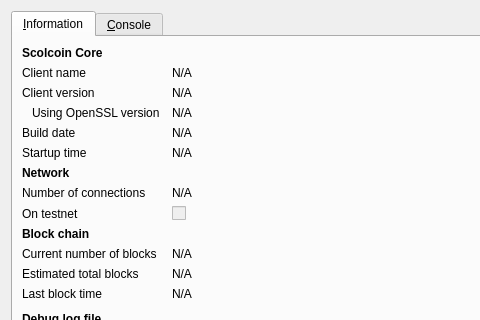
The window that src/qt/forms/rpcconsole.ui (scolcoin/scolcoin_old) describes before a commit, drawn with Qt 5; both pictures show x 0 to 480 and y 0 to 320 of the 740 by 450 pixel window.
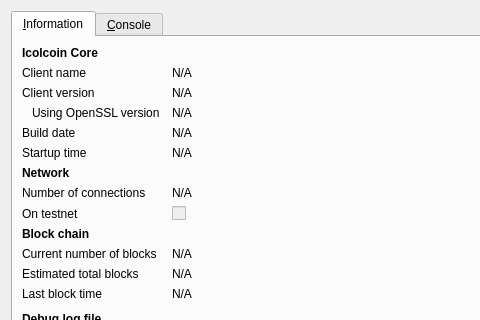
The same window after the commit. Icons and pictures are not drawn.

What changed in the file:
```diff
--- a/src/qt/forms/rpcconsole.ui
+++ b/src/qt/forms/rpcconsole.ui
@@ -36,7 +36,7 @@
           </font>
          </property>
          <property name="text">
-          <string>Scolcoin Core</string>
+          <string>Icolcoin Core</string>
          </property>
         </widget>
        </item>
```
Left out of the diff: 6 changed lines with no effect on the pictures.
